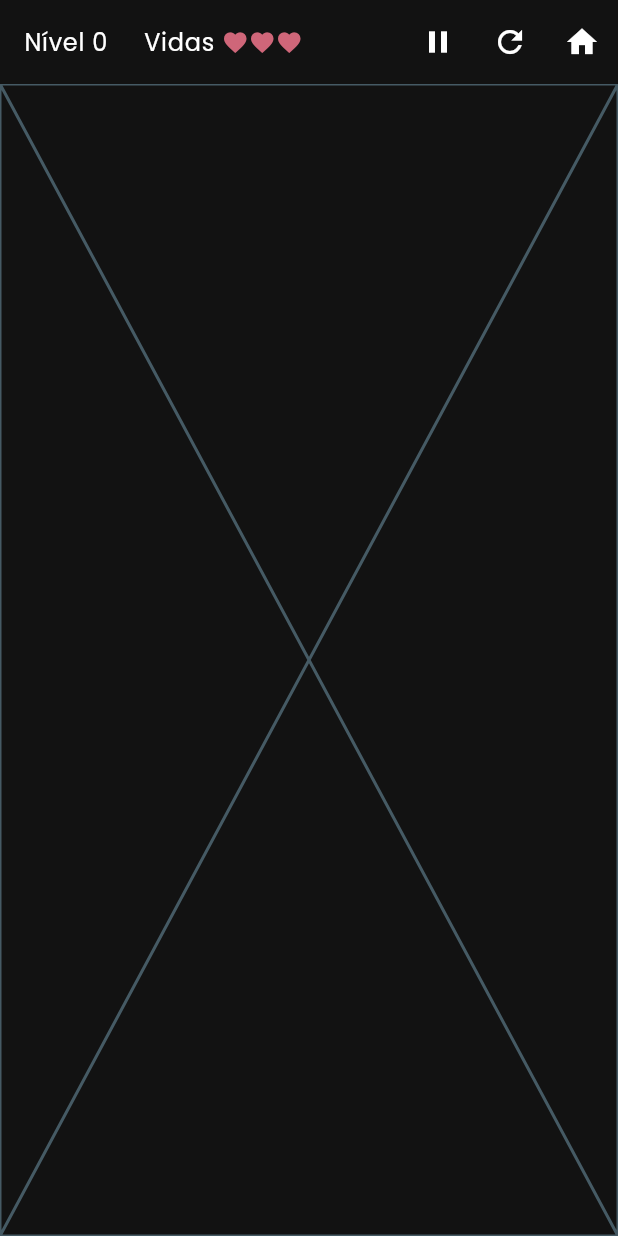
After one commit to LucasLora/brick_breaker, a Flutter app: the GameScreen screen opened directly, on a phone screen of 412 x 824 dp. The commit adds this screen. Run offline on Flutter 3.47's test engine with Material 3 defaults, Android fonts, the phone set to English and light mode, and no system bars; our stand-ins replace google_fonts, shared_preferences; accounts and stored records are empty.

Commit message:
Create Game Screen and Game View Model

```diff
--- /dev/null
+++ b/lib/ui/screens/game/game_screen.dart
@@ -0,0 +1,71 @@
+import 'package:brick_breaker/ui/screens/game/game_viewmodel.dart';
+import 'package:flutter/material.dart';
+import 'package:provider/provider.dart';
+
+class GameScreen extends StatelessWidget {
+  const GameScreen({super.key});
+
+  @override
+  Widget build(BuildContext context) {
+    final tt = Theme.of(context).textTheme;
+    final cs = Theme.of(context).colorScheme;
+
+    return Consumer<GameViewModel>(
+      builder: (context, vm, _) {
+        return Scaffold(
+          appBar: AppBar(
+            automaticallyImplyLeading: false,
+            backgroundColor: cs.surface,
+            title: Row(
+              children: [
+                Text(
+                  "Nível ${vm.levelNumber}",
+                  style: tt.bodyLarge?.copyWith(color: cs.onPrimary),
+                ),
+                const SizedBox(width: 24),
+                Text(
+                  "Vidas ",
+                  style: tt.bodyLarge?.copyWith(color: cs.onPrimary),
+                ),
+                Row(
+                  children: List.generate(
+                    3,
+                    (index) => Icon(
+                      index < vm.lives ? Icons.favorite : Icons.favorite_border,
+                      color: cs.error,
+                      size: 18,
+                    ),
+                  ),
+                ),
+              ],
+            ),
+            actions: [
+              IconButton(
+                icon: const Icon(Icons.pause),
+                onPressed: () {
+                  // TODO: pausar o jogo
+                },
+              ),
+              IconButton(
+                icon: const Icon(Icons.refresh),
+                onPressed: () {
+                  // TODO: reiniciar o jogo
+                },
+              ),
+              IconButton(
+                icon: const Icon(Icons.home),
+                onPressed: () {
+                  Navigator.pop(context);
+                },
+              ),
+            ],
+          ),
+          body: const SafeArea(
+            child:
+                Placeholder(), //GameWidget.controlled(gameFactory: BrickBreakerGame.new),
+          ),
+        );
+      },
+    );
+  }
+}
--- /dev/null
+++ b/lib/ui/screens/game/game_viewmodel.dart
@@ -0,0 +1,20 @@
+import 'package:brick_breaker/models/level.dart';
+import 'package:flutter/material.dart';
+
+class GameViewModel extends ChangeNotifier {
+  final Level level;
+
+  GameViewModel({required this.level});
+
+  int get levelNumber => level.number;
+
+  int _lives = 3;
+  int get lives => _lives;
+
+  void loseLife() {
+    if (_lives > 0) {
+      _lives--;
+      notifyListeners();
+    }
+  }
+}
--- a/lib/ui/screens/levels/levels_screen.dart
+++ b/lib/ui/screens/levels/levels_screen.dart
@@ -1,5 +1,7 @@
 import 'package:brick_breaker/models/enums/generation_type.dart';
 import 'package:brick_breaker/models/level.dart';
+import 'package:brick_breaker/ui/screens/game/game_screen.dart';
+import 'package:brick_breaker/ui/screens/game/game_viewmodel.dart';
 import 'package:brick_breaker/ui/screens/levels/levels_viewmodel.dart';
 import 'package:brick_breaker/ui/widgets/app_screen.dart';
 import 'package:flutter/material.dart';
@@ -57,12 +59,15 @@ class _UnlockedLevelCard extends StatelessWidget {
       shape: RoundedRectangleBorder(borderRadius: BorderRadius.circular(12)),
       child: InkWell(
         onTap: () {
-          //Navigator.push(
-          //  context,
-          //  MaterialPageRoute(
-          //    builder: (_) => const GameScreen(level: level),
-          //  ),
-          //);
+          Navigator.push(
+            context,
+            MaterialPageRoute(
+              builder: (_) => ChangeNotifierProvider(
+                create: (_) => GameViewModel(level: level),
+                child: const GameScreen(),
+              ),
+            ),
+          );
         },
         child: Padding(
           padding: const EdgeInsets.all(8),
```
